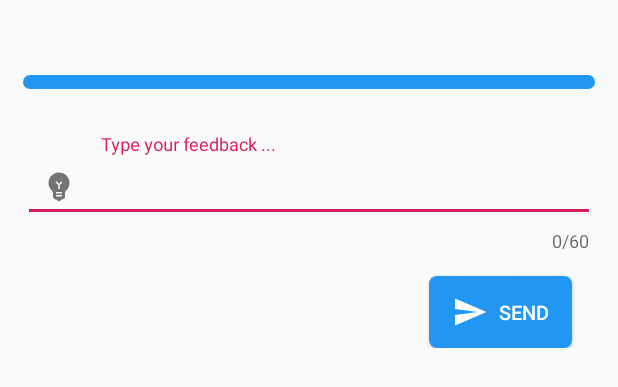
After one commit to cheesian/newsapp, an Android app: the layout fragment_feedback.xml on its own in the app's theme, with its tools: preview values and no code run, on a phone screen of 412 x 824 dp. The commit adds this screen. Shown: the top 387 px of the screen. Run offline under Robolectric (Android 15) with nearby library versions, the phone set to English and light mode, and no system bars.

Commit message:
Added resources for feedback layout

```diff
--- /dev/null
+++ b/app/src/main/res/drawable/ic_happy.xml
@@ -0,0 +1,5 @@
+<vector android:height="24dp" android:tint="#2196F3"
+    android:viewportHeight="24" android:viewportWidth="24"
+    android:width="24dp" xmlns:android="http://schemas.android.com/apk/res/android">
+    <path android:fillColor="@android:color/white" android:pathData="M11.99,2C6.47,2 2,6.48 2,12s4.47,10 9.99,10C17.52,22 22,17.52 22,12S17.52,2 11.99,2zM12,20c-4.42,0 -8,-3.58 -8,-8s3.58,-8 8,-8 8,3.58 8,8 -3.58,8 -8,8zM15.5,11c0.83,0 1.5,-0.67 1.5,-1.5S16.33,8 15.5,8 14,8.67 14,9.5s0.67,1.5 1.5,1.5zM8.5,11c0.83,0 1.5,-0.67 1.5,-1.5S9.33,8 8.5,8 7,8.67 7,9.5 7.67,11 8.5,11zM12,17.5c2.33,0 4.31,-1.46 5.11,-3.5L6.89,14c0.8,2.04 2.78,3.5 5.11,3.5z"/>
+</vector>
--- /dev/null
+++ b/app/src/main/res/drawable/ic_light_bulb.xml
@@ -0,0 +1,5 @@
+<vector android:height="24dp" android:tint="#FFFB09"
+    android:viewportHeight="24" android:viewportWidth="24"
+    android:width="24dp" xmlns:android="http://schemas.android.com/apk/res/android">
+    <path android:fillColor="@android:color/white" android:pathData="M12,3c-0.46,0 -0.93,0.04 -1.4,0.14C7.84,3.67 5.64,5.9 5.12,8.66c-0.48,2.61 0.48,5.01 2.22,6.56C7.77,15.6 8,16.13 8,16.69V19c0,1.1 0.9,2 2,2h0.28c0.35,0.6 0.98,1 1.72,1s1.38,-0.4 1.72,-1H14c1.1,0 2,-0.9 2,-2v-2.31c0,-0.55 0.22,-1.09 0.64,-1.46C18.09,13.95 19,12.08 19,10C19,6.13 15.87,3 12,3zM14,19h-4v-1h4V19zM14,17h-4v-1h4V17zM12.5,11.41V14h-1v-2.59L9.67,9.59l0.71,-0.71L12,10.5l1.62,-1.62l0.71,0.71L12.5,11.41z"/>
+</vector>
--- /dev/null
+++ b/app/src/main/res/drawable/ic_send.xml
@@ -0,0 +1,5 @@
+<vector android:height="24dp" android:tint="#FFFFFF"
+    android:viewportHeight="24" android:viewportWidth="24"
+    android:width="24dp" xmlns:android="http://schemas.android.com/apk/res/android">
+    <path android:fillColor="@android:color/white" android:pathData="M2.01,21L23,12 2.01,3 2,10l15,2 -15,2z"/>
+</vector>
--- /dev/null
+++ b/app/src/main/res/layout/fragment_feedback.xml
@@ -0,0 +1,65 @@
+<?xml version="1.0" encoding="utf-8"?>
+<androidx.constraintlayout.widget.ConstraintLayout xmlns:android="http://schemas.android.com/apk/res/android"
+    xmlns:app="http://schemas.android.com/apk/res-auto"
+    xmlns:tools="http://schemas.android.com/tools"
+    android:layout_width="match_parent"
+    android:layout_height="match_parent">
+
+    <Spinner
+        android:id="@+id/spinner_feedback"
+        android:layout_width="0dp"
+        android:layout_height="wrap_content"
+        android:layout_marginStart="15dp"
+        android:layout_marginTop="50dp"
+        android:layout_marginEnd="15dp"
+        android:background="@drawable/layout_background_shape"
+        app:layout_constraintEnd_toEndOf="parent"
+        app:layout_constraintStart_toStartOf="parent"
+        app:layout_constraintTop_toTopOf="parent"
+        tools:listitem="@layout/spinner_text"/>
+
+    <androidx.constraintlayout.widget.ConstraintLayout
+        android:id="@+id/constraint_content"
+        android:layout_width="match_parent"
+        android:layout_height="wrap_content"
+        android:layout_marginStart="15dp"
+        android:layout_marginTop="30dp"
+        android:layout_marginEnd="15dp"
+        app:layout_constraintTop_toBottomOf="@id/spinner_feedback">
+
+        <com.google.android.material.textfield.TextInputLayout
+            android:id="@+id/til_feedback"
+            android:layout_width="match_parent"
+            android:layout_height="wrap_content"
+            app:counterEnabled="true"
+            app:counterMaxLength="60"
+            app:endIconMode="clear_text"
+            app:errorEnabled="true"
+            app:layout_constraintTop_toTopOf="parent"
+            app:startIconContentDescription="Suggestion"
+            app:startIconDrawable="@drawable/ic_light_bulb">
+
+            <com.google.android.material.textfield.TextInputEditText
+                android:id="@+id/tie_feedback"
+                android:layout_width="match_parent"
+                android:layout_height="wrap_content"
+                android:hint="@string/type_feedback"
+                android:textColor="@color/black"/>
+
+        </com.google.android.material.textfield.TextInputLayout>
+
+        <Button
+            android:id="@+id/button_send"
+            style="@style/image_button"
+            android:layout_width="wrap_content"
+            android:layout_height="wrap_content"
+            android:layout_marginTop="15dp"
+            android:drawableStart="@drawable/ic_send"
+            android:text="@string/send"
+            app:layout_constraintEnd_toEndOf="@id/til_feedback"
+            app:layout_constraintTop_toBottomOf="@id/til_feedback"/>
+
+    </androidx.constraintlayout.widget.ConstraintLayout>
+
+
+</androidx.constraintlayout.widget.ConstraintLayout>
--- a/app/src/main/res/values/languages_list.xml
+++ b/app/src/main/res/values/languages_list.xml
@@ -15,7 +15,6 @@
         <item>Portuguese - pt</item>
         <item>Russian - ru</item>
         <item>Northern Sami - se</item>
-        <item>ud</item>
         <item>Chinese - zh</item>
     </string-array>
 
--- a/app/src/main/res/values/strings.xml
+++ b/app/src/main/res/values/strings.xml
@@ -42,4 +42,6 @@
     <string name="sign_up_to_register">SIGN UP TO CREATE AN ACCOUNT</string>
     <string name="sign_in_to_account">LOGIN IF YOU HAVE AN ACCOUNT</string>
     <string name="error_try_again">Something went wrong. Please try again</string>
+    <string name="type_feedback">Type your feedback ...</string>
+    <string name="send">Send</string>
 </resources>
```
Also changed, not shown: app/src/main/res/drawable/ic_disappointed.xml (added, +16 -0 lines), app/src/main/res/values/feedback_types.xml (added, +9 -0 lines).
